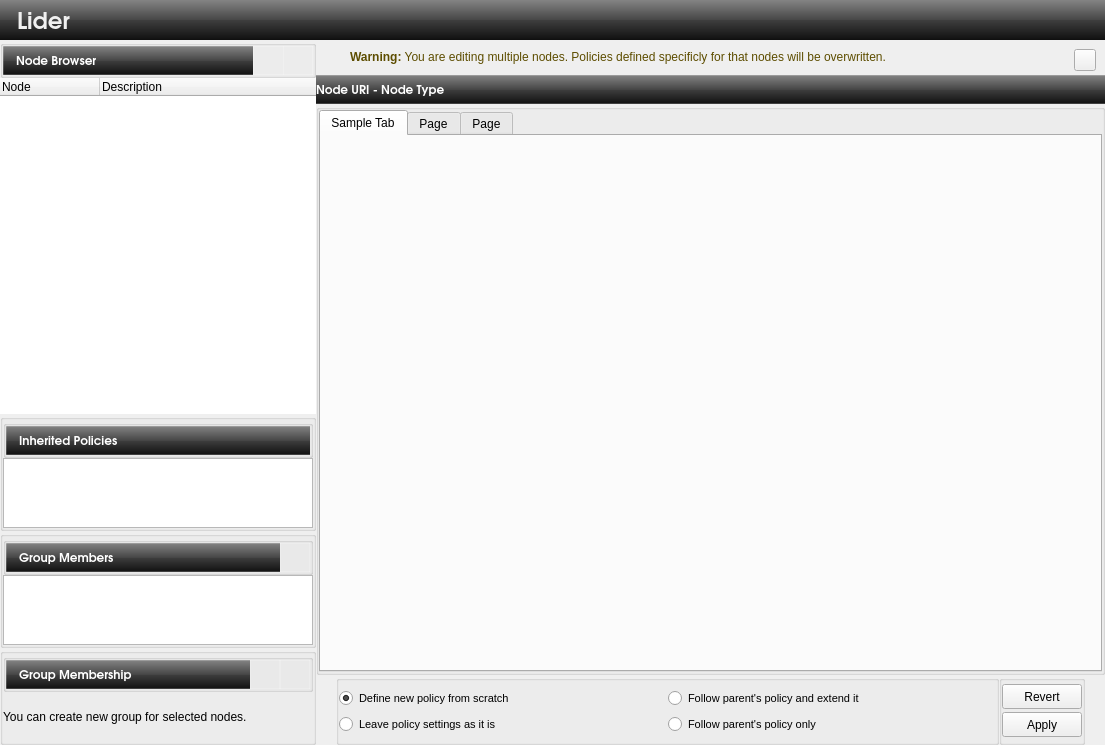
Before: the Qt Designer form ahenk/lider-ng/lider/main.ui in pars-linux/uludag, drawn with Qt 5.
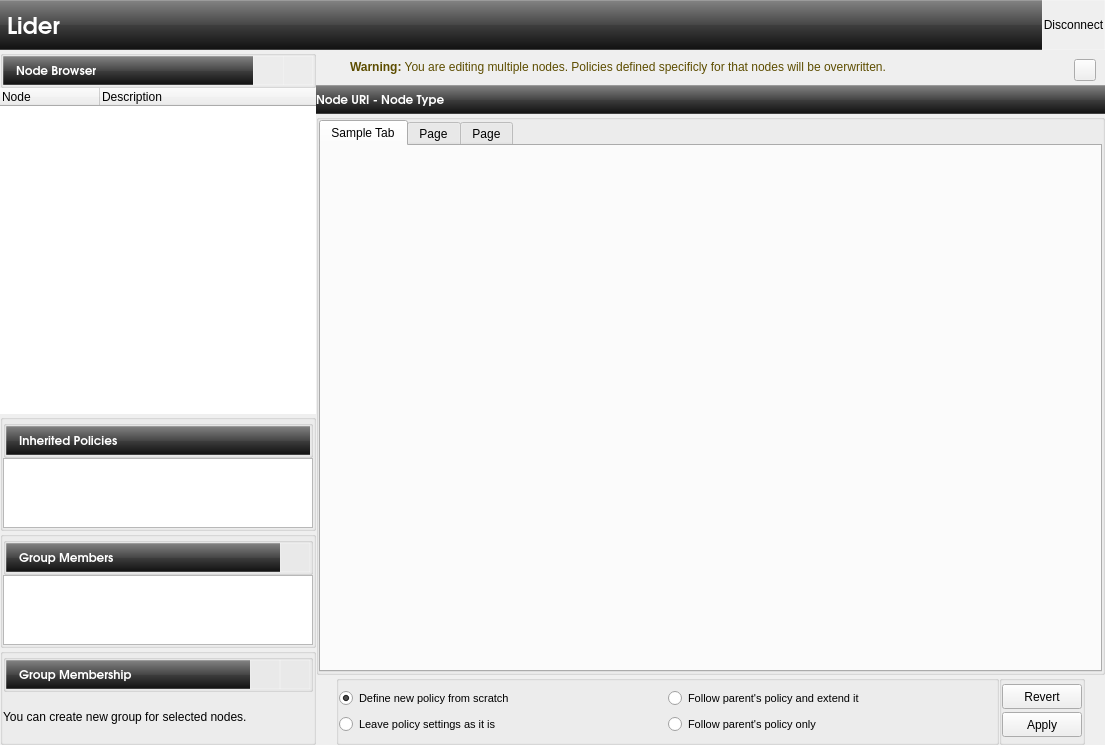
After: the same form once the commit is applied. Icons and pictures are not drawn.

```diff
--- a/ahenk/lider-ng/lider/main.ui
+++ b/ahenk/lider-ng/lider/main.ui
@@ -844,6 +844,12 @@
       </property>
       <item row="0" column="0">
        <widget class="QLabel" name="label_6">
+        <property name="minimumSize">
+         <size>
+          <width>0</width>
+          <height>50</height>
+         </size>
+        </property>
         <property name="maximumSize">
          <size>
           <width>50</width>
@@ -856,11 +862,14 @@
          </font>
         </property>
         <property name="styleSheet">
-         <string notr="true">padding: 5px 5px 5px 5px; 
-border:0px;
-
-    background-color: qlineargradient(spread:pad, x1:0.5, y1:0, x2:0.5, y2:1, stop:0 rgba(132, 132, 132, 255), stop:0.501481 rgba(70, 70, 70, 255), stop:0.503057 rgba(62, 62, 62, 255), stop:1 rgba(16, 16, 16, 255));
-border-bottom: 1px solid rgba(0,0,0,10)</string>
+         <string notr="true">background-color: qlineargradient(spread:pad, x1:0.5, y1:0, x2:0.5, y2:1, stop:0 rgba(132, 132, 132, 255), stop:0.501481 rgba(70, 70, 70, 255), stop:0.503057 rgba(62, 62, 62, 255), stop:1 rgba(16, 16, 16, 255));
+color:rgb(255,255,255);
+/*qlineargradient(spread:pad, x1:0.5, y1:1, x2:0.5, y2:0, stop:0 rgba(183, 100, 124, 255), stop:0.0212465 rgba(91, 33, 50, 255), stop:0.521739 rgba(152, 86, 105, 255), stop:0.527174 rgba(155, 98, 115, 255), stop:0.983696 rgba(184, 141, 153, 255), stop:1 rgba(220, 173, 186, 255));*/
+/*background-color: qlineargradient(spread:pad, x1:1, y1:1, x2:0, y2:0, stop:0 rgba(219, 219, 219, 100), stop:1 rgba(255, 255, 255, 100));*/
+border-top: 1px solid rgba(255,255,255,50);
+border-right: 0px solid rgba(255,255,255,50);
+border-bottom: 1px solid rgba(255,255,255,50);
+border-left: 0px solid rgba(255,255,255,50);</string>
         </property>
         <property name="text">
          <string/>
@@ -875,7 +884,7 @@
          <set>Qt::AlignLeading|Qt::AlignLeft|Qt::AlignVCenter</set>
         </property>
         <property name="margin">
-         <number>0</number>
+         <number>5</number>
         </property>
         <property name="indent">
          <number>0</number>
@@ -893,7 +902,7 @@
         <property name="minimumSize">
          <size>
           <width>0</width>
-          <height>40</height>
+          <height>50</height>
          </size>
         </property>
         <property name="maximumSize">
@@ -911,11 +920,14 @@
          </font>
         </property>
         <property name="styleSheet">
-         <string notr="true">border:0px;
-    background-color: qlineargradient(spread:pad, x1:0.5, y1:0, x2:0.5, y2:1, stop:0 rgba(132, 132, 132, 255), stop:0.501481 rgba(70, 70, 70, 255), stop:0.503057 rgba(62, 62, 62, 255), stop:1 rgba(16, 16, 16, 255));
+         <string notr="true">background-color: qlineargradient(spread:pad, x1:0.5, y1:0, x2:0.5, y2:1, stop:0 rgba(132, 132, 132, 255), stop:0.501481 rgba(70, 70, 70, 255), stop:0.503057 rgba(62, 62, 62, 255), stop:1 rgba(16, 16, 16, 255));
+color:rgb(255,255,255);
 /*qlineargradient(spread:pad, x1:0.5, y1:1, x2:0.5, y2:0, stop:0 rgba(183, 100, 124, 255), stop:0.0212465 rgba(91, 33, 50, 255), stop:0.521739 rgba(152, 86, 105, 255), stop:0.527174 rgba(155, 98, 115, 255), stop:0.983696 rgba(184, 141, 153, 255), stop:1 rgba(220, 173, 186, 255));*/
-border-bottom: 1px solid rgba(0,0,0,10);
-color:rgb(240, 240, 240)</string>
+/*background-color: qlineargradient(spread:pad, x1:1, y1:1, x2:0, y2:0, stop:0 rgba(219, 219, 219, 100), stop:1 rgba(255, 255, 255, 100));*/
+border-top: 1px solid rgba(255,255,255,50);
+border-right: 0px solid rgba(255,255,255,50);
+border-bottom: 1px solid rgba(255,255,255,50);
+border-left: 0px solid rgba(255,255,255,50);</string>
         </property>
         <property name="lineWidth">
          <number>0</number>
@@ -937,6 +949,39 @@
         </property>
        </widget>
       </item>
+      <item row="0" column="2">
+       <widget class="QPushButton" name="pushButton_3">
+        <property name="minimumSize">
+         <size>
+          <width>0</width>
+          <height>50</height>
+         </size>
+        </property>
+        <property name="maximumSize">
+         <size>
+          <width>16777215</width>
+          <height>50</height>
+         </size>
+        </property>
+        <property name="autoFillBackground">
+         <bool>false</bool>
+        </property>
+        <property name="styleSheet">
+         <string notr="true">border: 1px solid rgba(255,255,255,50);
+border-radius: 0px;</string>
+        </property>
+        <property name="text">
+         <string>Disconnect</string>
+        </property>
+        <property name="icon">
+         <iconset resource="data.qrc">
+          <normaloff>:/icons/arrow-right.png</normaloff>:/icons/arrow-right.png</iconset>
+        </property>
+        <property name="flat">
+         <bool>false</bool>
+        </property>
+       </widget>
+      </item>
      </layout>
     </item>
     <item>
```
Left out of the diff: 214 changed lines with no effect on the pictures.
